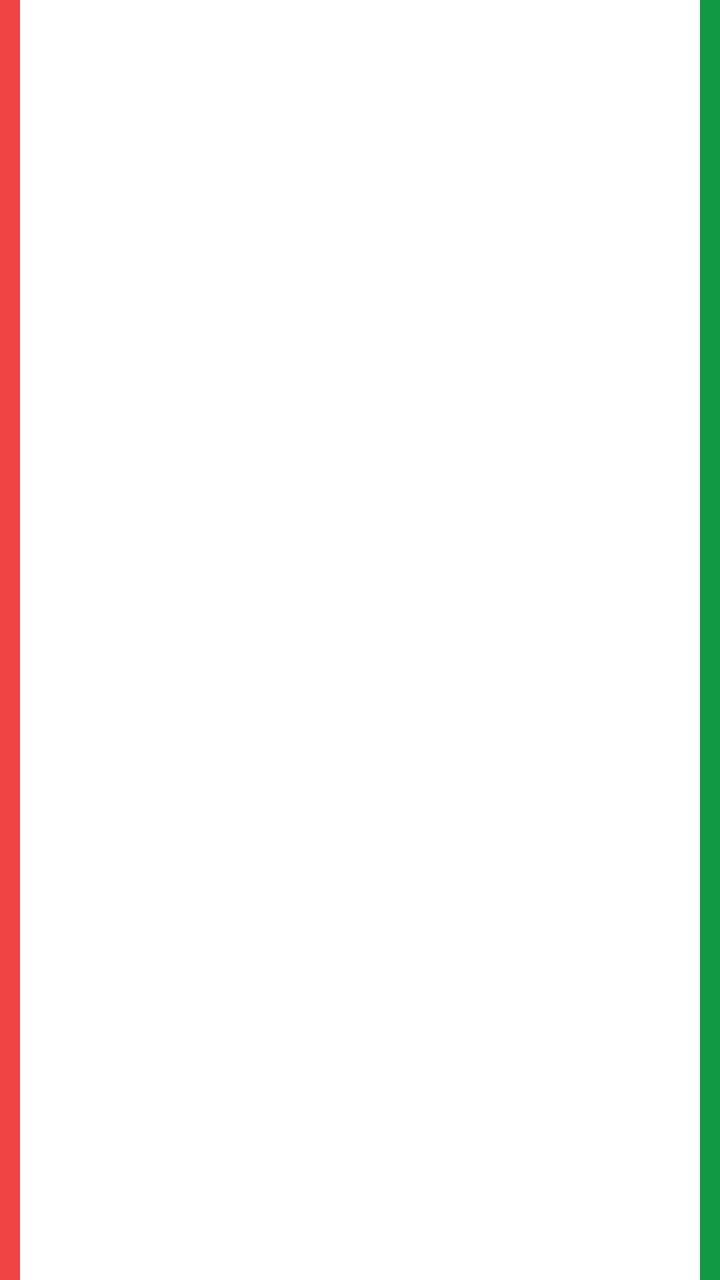
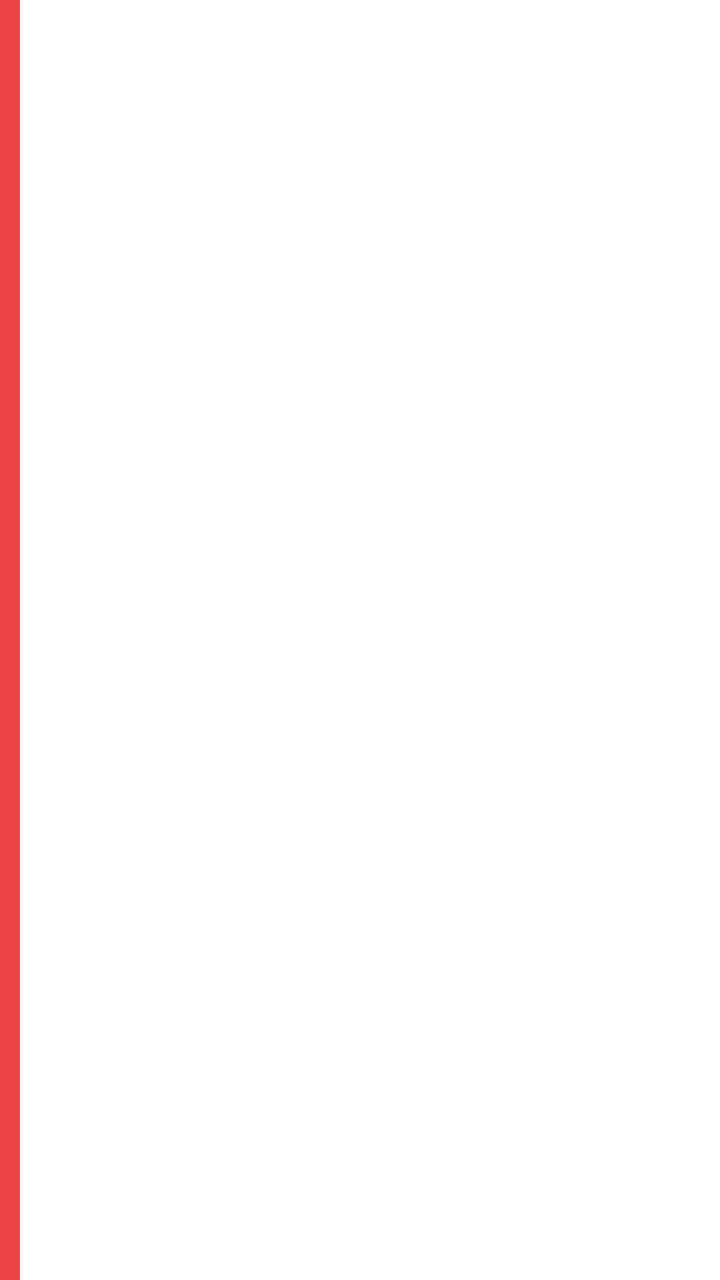

Before-and-after screenshots of an Android layout around one commit, followed by the original layout XML and the change that was made.
<!-- AndroidManifest.xml: application theme AppTheme -->
<!-- res/layout/item_index.xml -->
<?xml version="1.0" encoding="utf-8"?>
    <GridLayout
        xmlns:android="http://schemas.android.com/apk/res/android"
        android:id="@+id/spawn_item_view"
        android:layout_width="match_parent"
        android:layout_height="wrap_content"
        android:orientation="vertical"
        android:rowCount="4"
        android:columnCount="4"
        android:layout_margin="1dp"
        android:background="#fff">

    <FrameLayout
        android:id="@+id/index_remove_view"
        android:layout_row="0"
        android:layout_column="0"
        android:layout_width="10dp"
        android:layout_rowSpan="4"
        android:layout_gravity="fill"
        android:gravity="center"
        android:textSize="@dimen/text_size_paragraph_title"
        android:background="@color/colorAttention"
        android:textColor="#fff"
        android:textStyle="bold"
        android:text="@string/symbol_decrement_button"/>

    <TextView
        android:id="@+id/spawn_item_primary"
        android:layout_row="0"
        android:layout_column="1"
        android:layout_columnWeight=".8"
        android:layout_rowSpan="2"
        android:layout_columnSpan="2"
        android:layout_gravity="fill_horizontal"
        android:layout_width="0dp"
        android:ellipsize="end"
        android:maxLines="2"
        android:layout_margin="4dp"
        android:textSize="@dimen/text_size_paragraph_title"
        android:textAppearance="?attr/textAppearanceListItem"/>

    <TextView
        android:id="@+id/spawn_item_secondary"
        android:layout_row="2"
        android:layout_column="1"
        android:layout_columnWeight=".7"
        android:layout_margin="4dp"
        android:textAppearance="?attr/textAppearanceListItem"/>

    <TextView
        android:id="@+id/spawn_item_tertiary"
        android:layout_row="3"
        android:layout_column="1"
        android:layout_columnWeight=".7"
        android:layout_margin="4dp"
        android:textAppearance="?attr/textAppearanceListItem"/>

    <FrameLayout
        android:layout_row="2"
        android:layout_column="2"
        android:layout_width="25dp"
        android:layout_columnWeight=".1"
        android:layout_rowSpan="2"
        android:background="#000"
        android:gravity="end">

        <ImageView
            android:id="@+id/spawn_item_logo"
            android:layout_width="0dp"
            android:layout_height="0dp"
            android:contentDescription="@string/description_charity_logo"/>

    </FrameLayout>

    <FrameLayout
        android:id="@+id/index_add_view"
        android:layout_row="0"
        android:layout_column="3"
        android:layout_width="10dp"
        android:layout_gravity="fill"
        android:layout_rowSpan="4"
        android:gravity="center"
        android:textSize="@dimen/text_size_paragraph_title"
        android:background="@color/colorConversionDark"
        android:textColor="#fff"
        android:textStyle="bold"
        android:text="+"/>

</GridLayout>
<!-- resources referenced by this layout -->
<resources>
  <color name="colorAttention">#EE4444</color>
  <color name="colorConversionDark">#119944</color>
  <dimen name="text_size_paragraph_title">20sp</dimen>
  <string name="description_charity_logo">This is the logo that corresponds to the listed charity</string>
  <string name="symbol_decrement_button">—</string>
  <style name="AppTheme" parent="Theme.AppCompat.Light.DarkActionBar">
          <item name="colorPrimary">@color/colorPrimary</item>
          <item name="colorPrimaryDark">@color/colorPrimaryDark</item>
          <item name="colorAccent">@color/colorAccent</item>
          <item name="popupMenuStyle">@style/AppTheme.PopupOverlay</item>
      </style>
  <color name="colorPrimary">#00B0FF</color>
  <color name="colorPrimaryDark">#0081CB</color>
  <color name="colorAccent">#F7BA28</color>
  <style name="AppTheme.PopupOverlay" parent="@android:style/Widget.PopupMenu">
          <item name="android:background">@color/colorPrimary</item>
      </style>
</resources>

<!-- the commit's change to res/layout/item_index.xml (unified diff, before → after) -->
@@ -1,22 +1,16 @@
 <?xml version="1.0" encoding="utf-8"?>
-    <GridLayout
-        xmlns:android="http://schemas.android.com/apk/res/android"
-        android:id="@+id/spawn_item_view"
-        android:layout_width="match_parent"
-        android:layout_height="wrap_content"
-        android:orientation="vertical"
-        android:rowCount="4"
-        android:columnCount="4"
-        android:layout_margin="1dp"
-        android:background="#fff">
+<LinearLayout xmlns:android="http://schemas.android.com/apk/res/android"
+    android:id="@+id/spawn_item_view"
+    android:layout_width="match_parent"
+    android:layout_height="wrap_content"
+    android:orientation="vertical"
+    android:layout_margin="1dp"
+    android:background="#fff">
 
     <FrameLayout
         android:id="@+id/index_remove_view"
-        android:layout_row="0"
-        android:layout_column="0"
         android:layout_width="10dp"
-        android:layout_rowSpan="4"
-        android:layout_gravity="fill"
+        android:layout_height="match_parent"
         android:gravity="center"
         android:textSize="@dimen/text_size_paragraph_title"
         android:background="@color/colorAttention"
@@ -26,59 +20,63 @@
 
     <TextView
         android:id="@+id/spawn_item_primary"
-        android:layout_row="0"
-        android:layout_column="1"
-        android:layout_columnWeight=".8"
-        android:layout_rowSpan="2"
-        android:layout_columnSpan="2"
-        android:layout_gravity="fill_horizontal"
-        android:layout_width="0dp"
-        android:ellipsize="end"
-        android:maxLines="2"
+        android:layout_width="match_parent"
+        android:layout_height="wrap_content"
         android:layout_margin="4dp"
         android:textSize="@dimen/text_size_paragraph_title"
-        android:textAppearance="?attr/textAppearanceListItem"/>
+        android:textAppearance="?attr/textAppearanceListItem" />
 
-    <TextView
-        android:id="@+id/spawn_item_secondary"
-        android:layout_row="2"
-        android:layout_column="1"
-        android:layout_columnWeight=".7"
-        android:layout_margin="4dp"
-        android:textAppearance="?attr/textAppearanceListItem"/>
+    <LinearLayout xmlns:android="http://schemas.android.com/apk/res/android"
+        android:layout_width="match_parent"
+        android:layout_height="0dp"
+        android:layout_weight="1"
+        android:orientation="horizontal"
+        android:baselineAligned="false"
+        android:gravity="center">
 
-    <TextView
-        android:id="@+id/spawn_item_tertiary"
-        android:layout_row="3"
-        android:layout_column="1"
-        android:layout_columnWeight=".7"
-        android:layout_margin="4dp"
-        android:textAppearance="?attr/textAppearanceListItem"/>
+        <LinearLayout xmlns:android="http://schemas.android.com/apk/res/android"
+            android:layout_width="0dp"
+            android:layout_height="match_parent"
+            android:layout_weight="1"
+            android:orientation="vertical">
 
-    <FrameLayout
-        android:layout_row="2"
-        android:layout_column="2"
-        android:layout_width="25dp"
-        android:layout_columnWeight=".1"
-        android:layout_rowSpan="2"
-        android:background="#000"
-        android:gravity="end">
+            <TextView
+                android:id="@+id/spawn_item_secondary"
+                android:layout_width="match_parent"
+                android:layout_height="wrap_content"
+                android:layout_margin="4dp"
+                android:textAppearance="?attr/textAppearanceListItem" />
 
-        <ImageView
-            android:id="@+id/spawn_item_logo"
-            android:layout_width="0dp"
-            android:layout_height="0dp"
-            android:contentDescription="@string/description_charity_logo"/>
+            <TextView
+                android:id="@+id/spawn_item_tertiary"
+                android:layout_width="match_parent"
+                android:layout_height="wrap_content"
+                android:layout_margin="4dp"
+                android:textAppearance="?attr/textAppearanceListItem" />
 
-    </FrameLayout>
+        </LinearLayout>
+
+        <RelativeLayout
+            android:layout_width="wrap_content"
+            android:layout_height="match_parent"
+            android:background="#000"
+            android:gravity="end">
+
+            <ImageView
+                android:id="@+id/spawn_item_logo"
+                android:layout_width="wrap_content"
+                android:layout_height="match_parent"
+                android:adjustViewBounds="true"
+                android:contentDescription="@string/description_charity_logo"/>
+
+        </RelativeLayout>
+
+    </LinearLayout>
 
     <FrameLayout
         android:id="@+id/index_add_view"
-        android:layout_row="0"
-        android:layout_column="3"
         android:layout_width="10dp"
-        android:layout_gravity="fill"
-        android:layout_rowSpan="4"
+        android:layout_height="match_parent"
         android:gravity="center"
         android:textSize="@dimen/text_size_paragraph_title"
         android:background="@color/colorConversionDark"
@@ -86,4 +84,4 @@
         android:textStyle="bold"
         android:text="+"/>
 
-</GridLayout>
+</LinearLayout>
